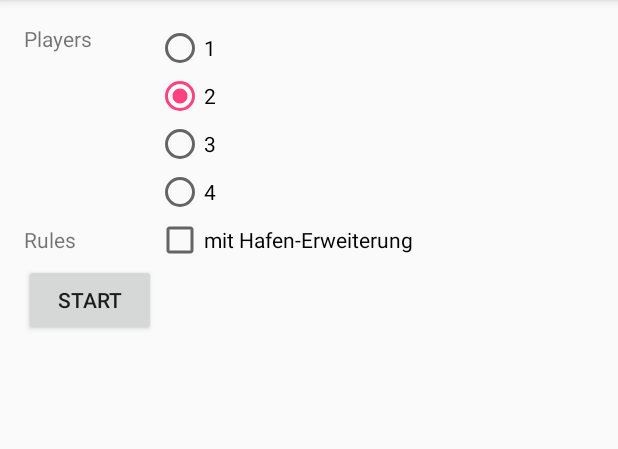
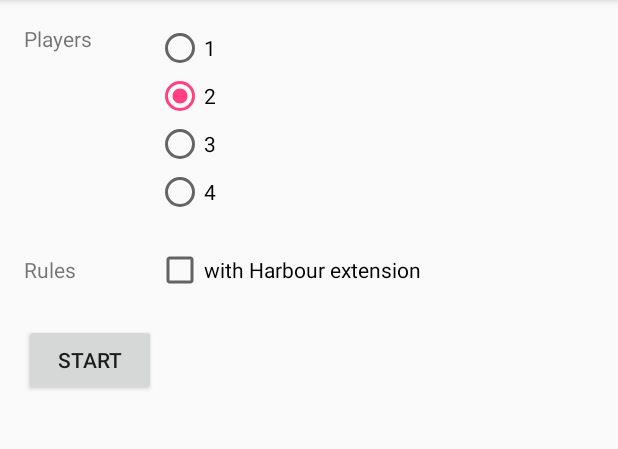
Before and after one commit to thilo20/MachiKoroPad, an Android app: the NewGameActivity screen opened directly, with no data from a screen before it, on a phone screen of 412 x 824 dp, the part 84-533 px from its top. Run offline under Robolectric (Android 15) with nearby library versions, the phone set to English and light mode, and no system bars.

Commit message:
language support EN+DE, translate major screens

```diff
--- a/app/src/main/java/com/thilo20/machikoropad/NewGame2Activity.java
+++ b/app/src/main/java/com/thilo20/machikoropad/NewGame2Activity.java
@@ -1,9 +1,11 @@
 package com.thilo20.machikoropad;
 
 import android.content.Intent;
+import android.support.v4.view.MarginLayoutParamsCompat;
 import android.support.v7.app.ActionBar;
 import android.support.v7.app.AppCompatActivity;
 import android.os.Bundle;
+import android.support.v7.widget.AppCompatButton;
 import android.view.View;
 import android.view.ViewGroup;
 import android.widget.Button;
@@ -15,8 +17,10 @@ import com.thilo20.machikoro.Game;
 
 import static android.text.InputType.TYPE_CLASS_TEXT;
 import static android.text.InputType.TYPE_TEXT_VARIATION_PERSON_NAME;
-import static com.thilo20.machikoropad.R.dimen.activity_vertical_margin;
 
+/**
+ * Step 2 for initializing a new game: asking for players names.
+ */
 public class NewGame2Activity extends AppCompatActivity {
 
     Game game;
@@ -24,6 +28,7 @@ public class NewGame2Activity extends AppCompatActivity {
     @Override
     protected void onCreate(Bundle savedInstanceState) {
         super.onCreate(savedInstanceState);
+        // dynamic UI creation, uses no xml resource
         // setContentView(R.layout.activity_new_game2);
 
         game = Game.getInstance();
@@ -41,7 +46,7 @@ public class NewGame2Activity extends AppCompatActivity {
         ActionBar.LayoutParams lpView = new ActionBar.LayoutParams(ViewGroup.LayoutParams.MATCH_PARENT, ViewGroup.LayoutParams.WRAP_CONTENT);
 
         TextView tv = new TextView(this);
-        tv.setText("Enter player names:");
+        tv.setText(R.string.enter_player_names);
         tv.setLayoutParams(lpView);
         linLayout.addView(tv);
 
@@ -58,7 +63,7 @@ public class NewGame2Activity extends AppCompatActivity {
         }
 
         Button btn = new Button(this);
-        btn.setText("START");
+        btn.setText(R.string.start);
         linLayout.addView(btn, new ActionBar.LayoutParams(ViewGroup.LayoutParams.WRAP_CONTENT, ViewGroup.LayoutParams.WRAP_CONTENT));
         btn.setOnClickListener(new View.OnClickListener() {
             @Override
--- a/app/src/main/java/com/thilo20/machikoropad/NewGameActivity.java
+++ b/app/src/main/java/com/thilo20/machikoropad/NewGameActivity.java
@@ -11,9 +11,11 @@ import android.widget.RadioGroup;
 
 import com.thilo20.machikoro.Game;
 
+/**
+ * Initializes a new game asking for number of players and rules.
+ * {@link NewGame2Activity} follows.
+ */
 public class NewGameActivity extends AppCompatActivity {
-
-    public final static String EXTRA_MESSAGE = "com.thilo20.machikoropad.MESSAGE";
 
     @Override
     protected void onCreate(Bundle savedInstanceState) {
--- a/app/src/main/java/com/thilo20/machikoropad/RollDiceActivity.java
+++ b/app/src/main/java/com/thilo20/machikoropad/RollDiceActivity.java
@@ -45,7 +45,7 @@ public class RollDiceActivity extends AppCompatActivity {
 
         // get player state
         TextView tvPlayer = (TextView) findViewById(R.id.textView3);
-        String caption = game.getCurrentPlayer().getName() + " würfelt";
+        String caption = getResources().getString(R.string.roll_dice, game.getCurrentPlayer().getName());
         if (game.isExtraTurnNow()) {
             caption += " extra!";
         }
@@ -154,8 +154,6 @@ public class RollDiceActivity extends AppCompatActivity {
                 toggleDice2(v);
             }
         });
-        tb.setTextOn("use single roll");
-        tb.setTextOff("use double roll");
 
         // has player used double roll last turn?
         useDoubleRoll = game.getCurrentPlayer().usesDoubleRoll();
--- a/app/src/main/res/layout/activity_new_game.xml
+++ b/app/src/main/res/layout/activity_new_game.xml
@@ -1,5 +1,5 @@
 <?xml version="1.0" encoding="utf-8"?>
-<RelativeLayout xmlns:android="http://schemas.android.com/apk/res/android"
+<TableLayout xmlns:android="http://schemas.android.com/apk/res/android"
     xmlns:tools="http://schemas.android.com/tools"
     android:layout_width="match_parent"
     android:layout_height="match_parent"
@@ -9,102 +9,80 @@
     android:paddingTop="@dimen/activity_vertical_margin"
     tools:context="com.thilo20.machikoropad.NewGameActivity">
 
-    <TableLayout
-        android:layout_width="match_parent"
-        android:layout_height="match_parent"
-        android:layout_alignParentLeft="true"
-        android:layout_alignParentStart="true"
-        android:layout_alignParentTop="true">
-
     <TableRow
         android:layout_width="match_parent"
         android:layout_height="match_parent">
 
         <TextView
+            android:id="@+id/textView2"
             android:layout_width="wrap_content"
             android:layout_height="wrap_content"
-                android:text="Players"
-                android:id="@+id/textView2"
-                android:layout_column="0" />
+            android:layout_column="0"
+            android:text="@string/num_players" />
 
         <RadioGroup
-                android:layout_width="201dp"
+            android:id="@+id/rgNumPlayers"
+            android:layout_width="wrap_content"
             android:layout_height="wrap_content"
             android:layout_column="3"
             android:checkedButton="2"
-                android:visibility="visible"
-                android:id="@+id/rgNumPlayers">
+            android:visibility="visible">
 
             <RadioButton
+                android:id="@+id/radioButton1"
                 android:layout_width="wrap_content"
                 android:layout_height="wrap_content"
-                    android:text="1"
-                    android:id="@+id/radioButton1" />
+                android:text="1" />
 
             <RadioButton
+                android:id="@+id/radioButton2"
                 android:layout_width="wrap_content"
                 android:layout_height="wrap_content"
-                    android:text="2"
-                    android:id="@+id/radioButton2"
-                    android:checked="true" />
+                android:checked="true"
+                android:text="2" />
 
             <RadioButton
+                android:id="@+id/radioButton3"
                 android:layout_width="wrap_content"
                 android:layout_height="wrap_content"
-                    android:text="3"
-                    android:id="@+id/radioButton3" />
+                android:text="3" />
 
             <RadioButton
+                android:id="@+id/radioButton4"
                 android:layout_width="wrap_content"
                 android:layout_height="wrap_content"
-                    android:text="4"
-                    android:id="@+id/radioButton4" />
+                android:text="4" />
         </RadioGroup>
     </TableRow>
 
     <TableRow
         android:layout_width="match_parent"
-            android:layout_height="match_parent">
+        android:layout_height="match_parent"
+        android:layout_marginTop="20dp">
 
+        <TextView
+            android:id="@+id/textView"
+            android:layout_width="wrap_content"
+            android:layout_height="wrap_content"
+            android:layout_column="0"
+            android:text="@string/rules" />
+
+        <CheckBox
+            android:id="@+id/cbHarbour"
+            android:layout_column="3"
+            android:checked="false"
+            android:text="@string/rule_harbour" />
     </TableRow>
 
     <TableRow
         android:layout_width="match_parent"
-            android:layout_height="match_parent">
-
-        </TableRow>
-
-        <TableRow
-            android:layout_width="match_parent"
-            android:layout_height="match_parent">
-
-            <TextView
-                android:layout_width="wrap_content"
-                android:layout_height="wrap_content"
-                android:text="Rules"
-                android:id="@+id/textView"
-                android:layout_column="0" />
-
-            <CheckBox
-                android:text="mit Hafen-Erweiterung"
-                android:id="@+id/cbHarbour"
-                android:layout_column="3"
-                android:checked="false" />
-        </TableRow>
-
-        <TableRow
-            android:layout_width="match_parent"
-            android:layout_height="match_parent"></TableRow>
-
-        <TableRow
-            android:layout_width="match_parent"
-            android:layout_height="match_parent">
+        android:layout_height="match_parent"
+        android:layout_marginTop="20dp">
 
         <Button
-                android:text="Start"
             android:id="@+id/btStart"
             android:layout_column="0"
-                android:onClick="startNewGame" />
+            android:onClick="startNewGame"
+            android:text="@string/start" />
     </TableRow>
 </TableLayout>
-</RelativeLayout>
--- a/app/src/main/res/layout/activity_roll_dice.xml
+++ b/app/src/main/res/layout/activity_roll_dice.xml
@@ -16,7 +16,7 @@
         android:layout_alignParentLeft="true"
         android:layout_alignParentStart="true"
         android:layout_alignParentTop="true"
-        android:text="Spieler1 würfelt"
+        android:text="@string/roll_dice"
         android:textAppearance="?android:attr/textAppearanceLarge" />
 
     <RadioGroup
@@ -85,7 +85,8 @@
         android:layout_toEndOf="@+id/dice5" />
 
     <ToggleButton
-        android:text="use two dice"
+        android:textOff="@string/toggle_double_roll"
+        android:textOn="@string/toggle_single_roll"
         android:layout_width="wrap_content"
         android:layout_height="wrap_content"
         android:layout_below="@id/w1"
@@ -168,7 +169,7 @@
         android:textAppearance="@style/Base.TextAppearance.AppCompat.Medium" />
 
     <CheckBox
-        android:text="A.Park"
+        android:text="@string/amusement_park"
         android:layout_width="wrap_content"
         android:layout_height="wrap_content"
         android:id="@+id/cbExtraTurn"
@@ -178,7 +179,7 @@
         android:layout_toEndOf="@+id/toggleButton" />
 
     <CheckBox
-        android:text="Harbour"
+        android:text="@string/harbour"
         android:layout_width="wrap_content"
         android:layout_height="wrap_content"
         android:id="@+id/cbHarbour"
--- a/app/src/main/res/values/strings.xml
+++ b/app/src/main/res/values/strings.xml
@@ -26,4 +26,14 @@
     <string name="about">About</string>
     <string name="test">Test EN</string>
     <string name="dice_image">dice</string>
+    <string name="enter_player_names">Enter player names:</string>
+    <string name="num_players">Players</string>
+    <string name="rules">Rules</string>
+    <string name="rule_harbour">with Harbour extension</string>
+    <string name="start">START</string>
+    <string name="roll_dice">%1$s rolls</string>
+    <string name="toggle_double_roll">use two dice</string>
+    <string name="amusement_park">A.Park</string>
+    <string name="harbour">Harbour</string>
+    <string name="toggle_single_roll">use one dice</string>
 </resources>
```
Also changed, not shown: 1 other file. Lines whose indentation alone changed are shown as unchanged.
